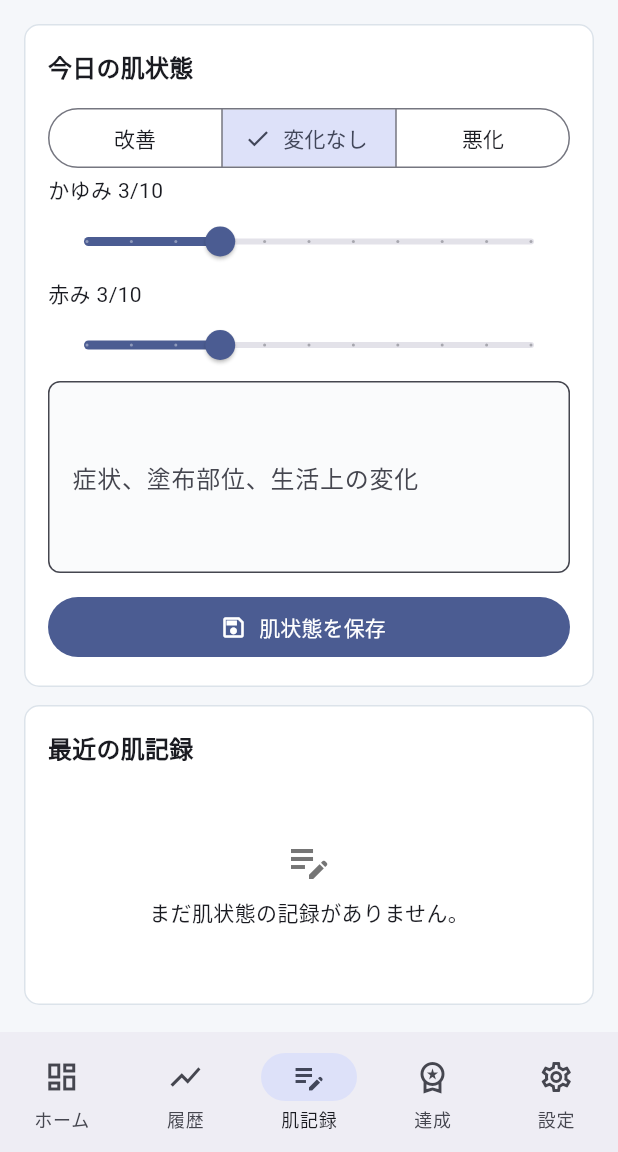
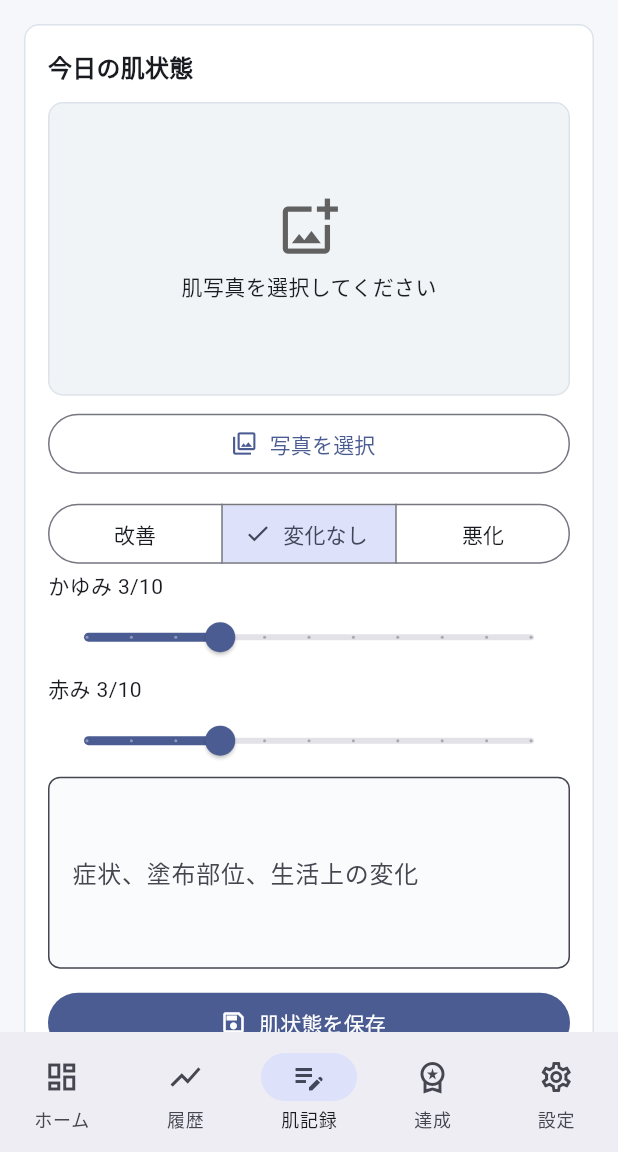
Before and after one commit to Hiroki-Kodama-PRS/ointment_flutter_mvp, a Flutter app: the screen it shows after launch, item 3 of the bottom bar chosen, on a phone screen of 412 x 824 dp, the part 84-1236 px from its top. Run offline on Flutter 3.47's test engine with Material 3 defaults, Android fonts, the phone set to English and light mode, and no system bars; our stand-ins replace image_picker, shared_preferences.

Commit message:
Add skin photo upload to journal

```diff
--- a/lib/main.dart
+++ b/lib/main.dart
@@ -2,6 +2,7 @@ import 'dart:convert';
 import 'dart:math';
 
 import 'package:flutter/material.dart';
+import 'package:image_picker/image_picker.dart';
 import 'package:intl/intl.dart';
 import 'package:shared_preferences/shared_preferences.dart';
 
@@ -86,6 +87,7 @@ class SkinEntry {
     required this.rednessScore,
     required this.createdAt,
     this.memo = '',
+    this.photoBase64,
   });
 
   final String id;
@@ -95,6 +97,7 @@ class SkinEntry {
   final int rednessScore;
   final DateTime createdAt;
   final String memo;
+  final String? photoBase64;
 
   Map<String, dynamic> toJson() => {
     'id': id,
@@ -104,6 +107,7 @@ class SkinEntry {
     'rednessScore': rednessScore,
     'createdAt': createdAt.toIso8601String(),
     'memo': memo,
+    'photoBase64': photoBase64,
   };
 
   factory SkinEntry.fromJson(Map<String, dynamic> json) => SkinEntry(
@@ -114,6 +118,7 @@ class SkinEntry {
     rednessScore: json['rednessScore'] as int,
     createdAt: DateTime.parse(json['createdAt'] as String),
     memo: (json['memo'] as String?) ?? '',
+    photoBase64: json['photoBase64'] as String?,
   );
 }
 
@@ -310,6 +315,7 @@ class _OintmentHomePageState extends State<OintmentHomePage> {
     int itchScore,
     int rednessScore,
     String memo,
+    String? photoBase64,
   ) async {
     final today = todayKey();
     final entry = SkinEntry(
@@ -319,6 +325,7 @@ class _OintmentHomePageState extends State<OintmentHomePage> {
       itchScore: itchScore,
       rednessScore: rednessScore,
       memo: memo.trim(),
+      photoBase64: photoBase64,
       createdAt: DateTime.now(),
     );
     await _save(
@@ -685,6 +692,16 @@ class SkinJournalCard extends StatelessWidget {
                         size: 44,
                         color: Colors.grey.shade700,
                       )
+                    : latest.photoBase64 != null
+                    ? ClipRRect(
+                        borderRadius: BorderRadius.circular(10),
+                        child: Image.memory(
+                          base64Decode(latest.photoBase64!),
+                          width: double.infinity,
+                          height: double.infinity,
+                          fit: BoxFit.cover,
+                        ),
+                      )
                     : Column(
                         mainAxisAlignment: MainAxisAlignment.center,
                         children: [
@@ -709,6 +726,98 @@ class SkinJournalCard extends StatelessWidget {
           ],
         ),
       ),
+    );
+  }
+}
+
+class PhotoPickerPanel extends StatelessWidget {
+  const PhotoPickerPanel({
+    required this.photoBase64,
+    required this.emptyText,
+    required this.buttonLabel,
+    required this.onPick,
+    required this.onRemove,
+    super.key,
+  });
+
+  final String? photoBase64;
+  final String emptyText;
+  final String buttonLabel;
+  final VoidCallback onPick;
+  final VoidCallback? onRemove;
+
+  @override
+  Widget build(BuildContext context) {
+    return Column(
+      crossAxisAlignment: CrossAxisAlignment.stretch,
+      children: [
+        AspectRatio(
+          aspectRatio: 16 / 9,
+          child: Container(
+            clipBehavior: Clip.antiAlias,
+            decoration: BoxDecoration(
+              borderRadius: BorderRadius.circular(10),
+              border: Border.all(color: const Color(0xFFDCE3EA)),
+              color: const Color(0xFFF1F4F7),
+            ),
+            child: photoBase64 == null
+                ? Column(
+                    mainAxisAlignment: MainAxisAlignment.center,
+                    children: [
+                      Icon(
+                        Icons.add_photo_alternate_outlined,
+                        size: 42,
+                        color: Colors.grey.shade700,
+                      ),
+                      const SizedBox(height: 8),
+                      Text(emptyText),
+                    ],
+                  )
+                : Image.memory(
+                    base64Decode(photoBase64!),
+                    width: double.infinity,
+                    height: double.infinity,
+                    fit: BoxFit.cover,
+                  ),
+          ),
+        ),
+        const SizedBox(height: 8),
+        Row(
+          children: [
+            Expanded(
+              child: OutlinedButton.icon(
+                onPressed: onPick,
+                icon: const Icon(Icons.photo_library_outlined),
+                label: Text(buttonLabel),
+              ),
+            ),
+            if (onRemove != null) ...[
+              const SizedBox(width: 8),
+              IconButton(
+                tooltip: '写真を削除',
+                onPressed: onRemove,
+                icon: const Icon(Icons.delete_outline),
+              ),
+            ],
+          ],
+        ),
+      ],
+    );
+  }
+}
+
+class SkinPhotoThumbnail extends StatelessWidget {
+  const SkinPhotoThumbnail({required this.photoBase64, super.key});
+
+  final String? photoBase64;
+
+  @override
+  Widget build(BuildContext context) {
+    if (photoBase64 == null) {
+      return const CircleAvatar(child: Icon(Icons.image_outlined));
+    }
+    return CircleAvatar(
+      backgroundImage: MemoryImage(base64Decode(photoBase64!)),
     );
   }
 }
@@ -812,6 +921,7 @@ class SkinTab extends StatefulWidget {
     int itchScore,
     int rednessScore,
     String memo,
+    String? photoBase64,
   )
   onSave;
 
@@ -823,6 +933,7 @@ class _SkinTabState extends State<SkinTab> {
   var condition = 'stable';
   double itchScore = 3;
   double rednessScore = 3;
+  String? selectedPhotoBase64;
   final memoController = TextEditingController();
 
   @override
@@ -841,6 +952,16 @@ class _SkinTabState extends State<SkinTab> {
             crossAxisAlignment: CrossAxisAlignment.stretch,
             children: [
               const SectionTitle('今日の肌状態'),
+              PhotoPickerPanel(
+                photoBase64: selectedPhotoBase64,
+                emptyText: '肌写真を選択してください',
+                buttonLabel: selectedPhotoBase64 == null ? '写真を選択' : '写真を変更',
+                onPick: _pickPhoto,
+                onRemove: selectedPhotoBase64 == null
+                    ? null
+                    : () => setState(() => selectedPhotoBase64 = null),
+              ),
+              const SizedBox(height: 12),
               SegmentedButton<String>(
                 segments: const [
                   ButtonSegment(value: 'better', label: Text('改善')),
@@ -890,6 +1011,7 @@ class _SkinTabState extends State<SkinTab> {
                     title: Text(
                       '${formatDateJa(entry.date)} / ${conditionLabel(entry.condition)}',
                     ),
+                    leading: SkinPhotoThumbnail(photoBase64: entry.photoBase64),
                     subtitle: Text(
                       'かゆみ ${entry.itchScore}/10、赤み ${entry.rednessScore}/10\n${entry.memo}',
                     ),
@@ -908,9 +1030,26 @@ class _SkinTabState extends State<SkinTab> {
       itchScore.round(),
       rednessScore.round(),
       memoController.text,
+      selectedPhotoBase64,
     );
     memoController.clear();
+    setState(() => selectedPhotoBase64 = null);
     if (mounted) _showMessage(context, '今日の肌状態を保存しました。');
+  }
+
+  Future<void> _pickPhoto() async {
+    try {
+      final picked = await ImagePicker().pickImage(
+        source: ImageSource.gallery,
+        imageQuality: 80,
+        maxWidth: 1200,
+      );
+      if (picked == null) return;
+      final bytes = await picked.readAsBytes();
+      setState(() => selectedPhotoBase64 = base64Encode(bytes));
+    } catch (_) {
+      if (mounted) _showMessage(context, '写真を選択できませんでした。');
+    }
   }
 }
 
--- a/pubspec.yaml
+++ b/pubspec.yaml
@@ -36,6 +36,7 @@ dependencies:
   cupertino_icons: ^1.0.8
   shared_preferences: ^2.5.5
   intl: ^0.20.2
+  image_picker: ^1.2.2
 
 dev_dependencies:
   flutter_test:
```
Also changed, not shown: pubspec.lock, 2 other files.
